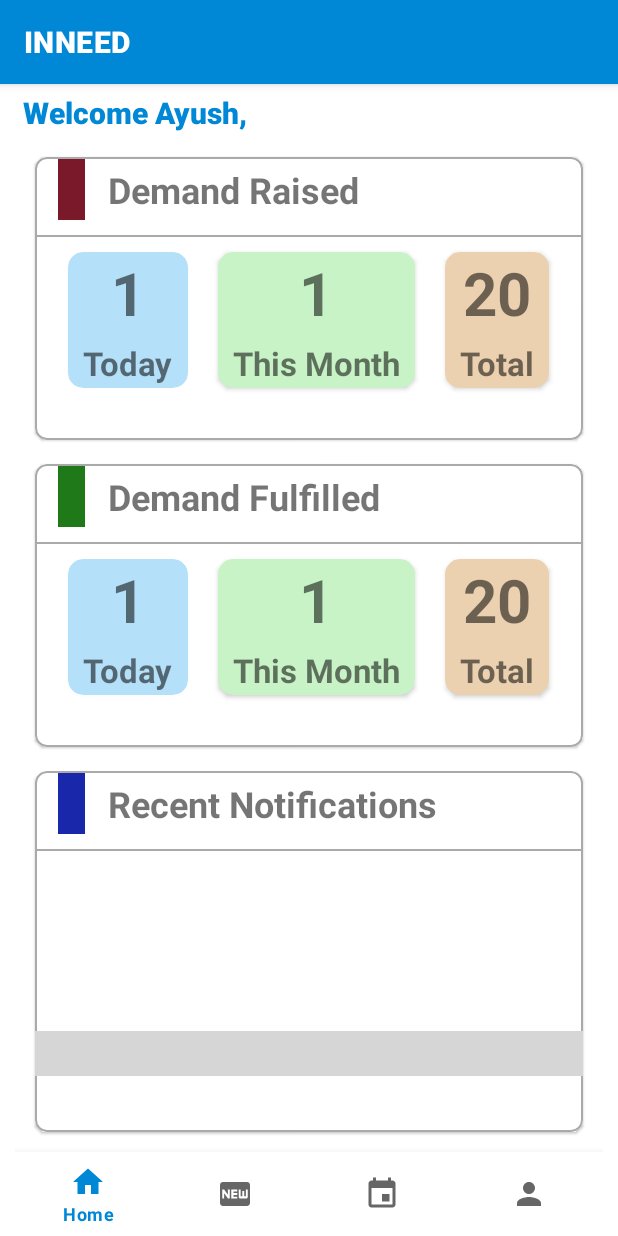
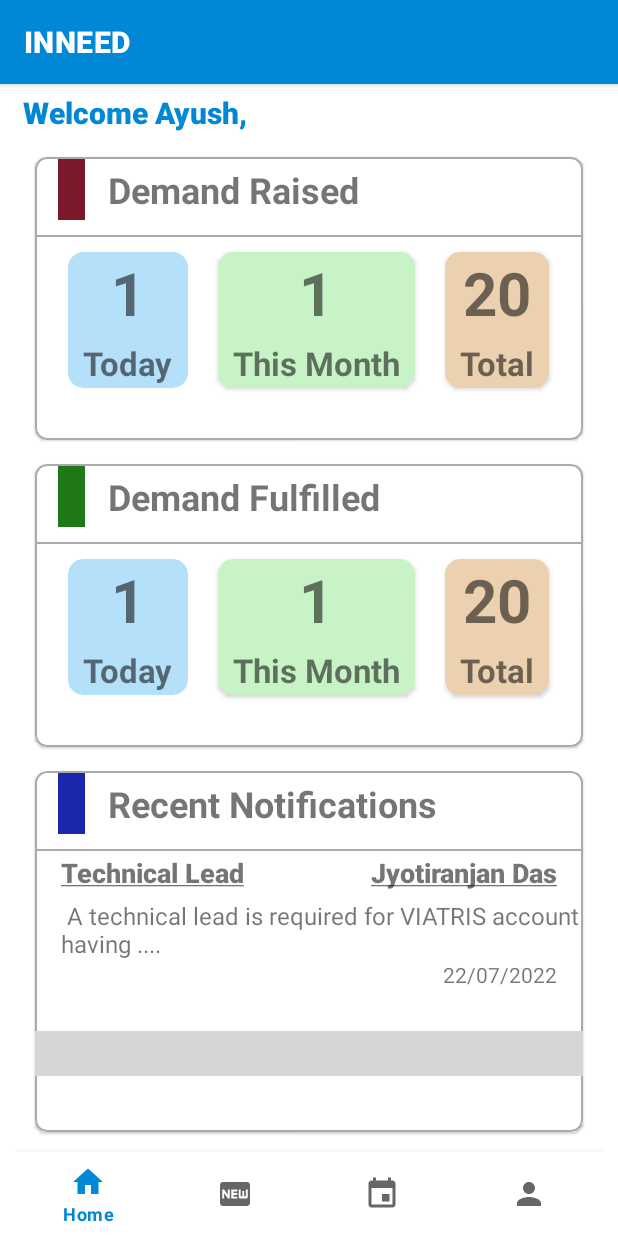
Before and after one commit to rishi2162/IDM, an Android app: the HomeFragment screen opened directly, with no data from a screen before it, on a phone screen of 412 x 824 dp. Run offline under Robolectric (Android 15) with nearby library versions, the phone set to English and light mode, and no system bars; our stand-ins replace Volley; libraries missing offline, so code that uses them is left out: me.relex.circleindicator; plain views replace CircleIndicator3; network calls fail; 2 statements that could not run were skipped; grey boxes are pictures that could not be loaded.

Commit message:
View Pager fixed

```diff
--- a/app/src/main/java/com/example/demandmanagement/activity/MainActivity.kt
+++ b/app/src/main/java/com/example/demandmanagement/activity/MainActivity.kt
@@ -27,6 +27,7 @@ class MainActivity : AppCompatActivity() {
         setContentView(binding.root)
         //iniRefreshListener()
 
+        responseData = apiCall()
         replaceFragments(HomeFragment())
 
         binding.bottomNavigationView.setOnItemSelectedListener {
@@ -74,7 +75,7 @@ class MainActivity : AppCompatActivity() {
 
     private fun replaceFragments(fragment: Fragment) {
         val bundle = Bundle()
-        bundle.putString("responseData", apiCall().toString())
+        bundle.putString("responseData", responseData.toString())
         //Log.d("response", apiCall().toString())
         fragment.arguments = bundle
 
--- a/app/src/main/java/com/example/demandmanagement/fragment/HomeFragment.kt
+++ b/app/src/main/java/com/example/demandmanagement/fragment/HomeFragment.kt
@@ -49,6 +49,7 @@ class HomeFragment : Fragment() {
         Log.d("homeData", responseData)
 
         //setViewContent(, view)
+        postToList()
 
         val view_pager2 = view?.findViewById<ViewPager2>(R.id.view_pager2)
         Log.i("ViewPager", view_pager2.toString())
@@ -59,7 +60,7 @@ class HomeFragment : Fragment() {
         val indicator = view?.findViewById<CircleIndicator3>(R.id.indicator)
         indicator?.setViewPager(view_pager2)
 
-        iniRefreshListener()
+        //iniRefreshListener()
         return view
     }
 
```
